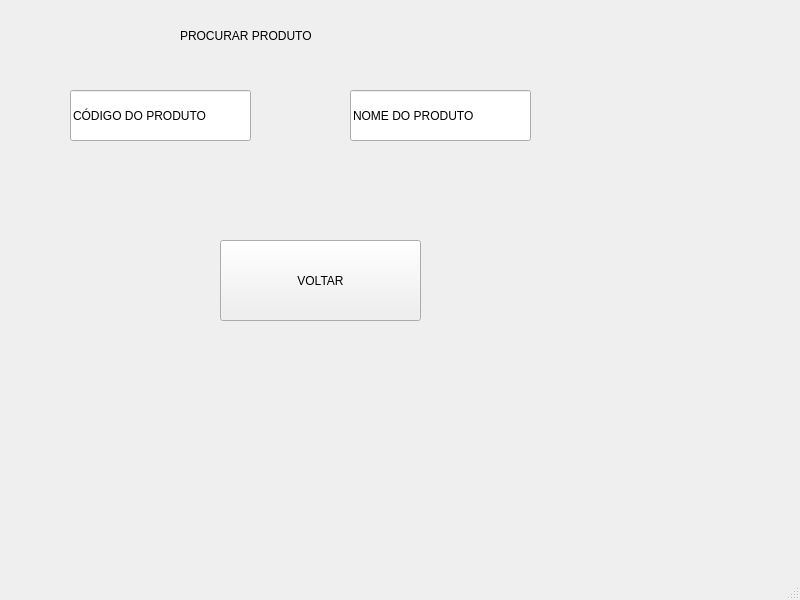
leohpmoreira/inventoryManagement, file PROCURA.ui: the form before one commit.
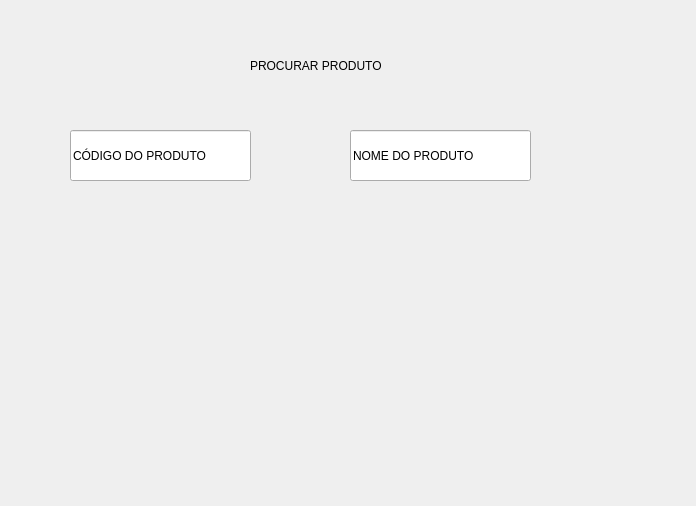
The form after the commit.

```diff
--- a/PROCURA.ui
+++ b/PROCURA.ui
@@ -1,37 +1,23 @@
 <?xml version="1.0" encoding="UTF-8"?>
 <ui version="4.0">
- <class>MainWindow</class>
- <widget class="QMainWindow" name="MainWindow">
+ <class>Form</class>
+ <widget class="QWidget" name="Form">
   <property name="geometry">
    <rect>
     <x>0</x>
     <y>0</y>
-    <width>800</width>
-    <height>600</height>
+    <width>696</width>
+    <height>506</height>
    </rect>
   </property>
   <property name="windowTitle">
    <string>MainWindow</string>
   </property>
-  <widget class="QWidget" name="centralwidget">
-   <widget class="QLabel" name="label">
-    <property name="geometry">
-     <rect>
-      <x>180</x>
-      <y>10</y>
-      <width>251</width>
-      <height>51</height>
-     </rect>
-    </property>
-    <property name="text">
-     <string>PROCURAR PRODUTO</string>
-    </property>
-   </widget>
    <widget class="QLineEdit" name="lineEdit">
     <property name="geometry">
      <rect>
       <x>70</x>
-      <y>90</y>
+     <y>130</y>
       <width>181</width>
       <height>51</height>
      </rect>
@@ -40,11 +26,24 @@
      <string>CÓDIGO DO PRODUTO</string>
     </property>
    </widget>
+  <widget class="QLabel" name="label">
+   <property name="geometry">
+    <rect>
+     <x>250</x>
+     <y>40</y>
+     <width>251</width>
+     <height>51</height>
+    </rect>
+   </property>
+   <property name="text">
+    <string>PROCURAR PRODUTO</string>
+   </property>
+  </widget>
    <widget class="QLineEdit" name="lineEdit_2">
     <property name="geometry">
      <rect>
       <x>350</x>
-      <y>90</y>
+     <y>130</y>
       <width>181</width>
       <height>51</height>
      </rect>
@@ -53,31 +52,6 @@
      <string>NOME DO PRODUTO</string>
     </property>
    </widget>
-   <widget class="QPushButton" name="pushButton">
-    <property name="geometry">
-     <rect>
-      <x>220</x>
-      <y>240</y>
-      <width>201</width>
-      <height>81</height>
-     </rect>
-    </property>
-    <property name="text">
-     <string>VOLTAR</string>
-    </property>
-   </widget>
-  </widget>
-  <widget class="QMenuBar" name="menubar">
-   <property name="geometry">
-    <rect>
-     <x>0</x>
-     <y>0</y>
-     <width>800</width>
-     <height>21</height>
-    </rect>
-   </property>
-  </widget>
-  <widget class="QStatusBar" name="statusbar"/>
  </widget>
  <resources/>
  <connections/>
```
Left out of the diff: 2 changed lines with no effect on the pictures. Lines whose indentation alone changed are shown as unchanged.
